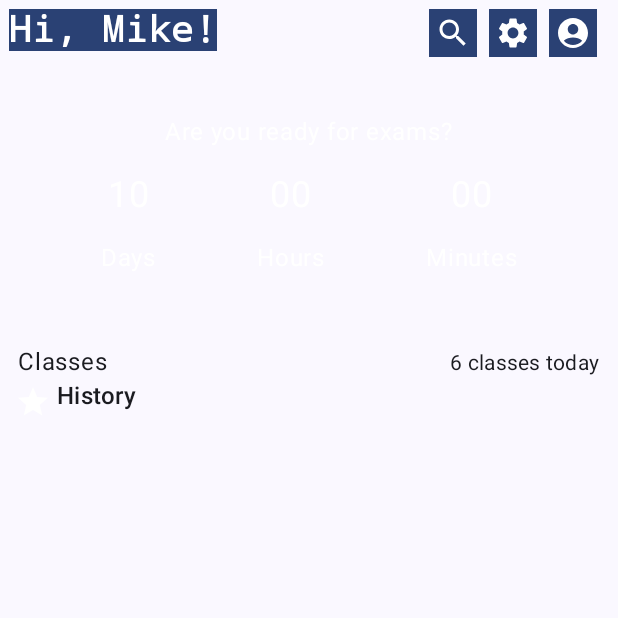
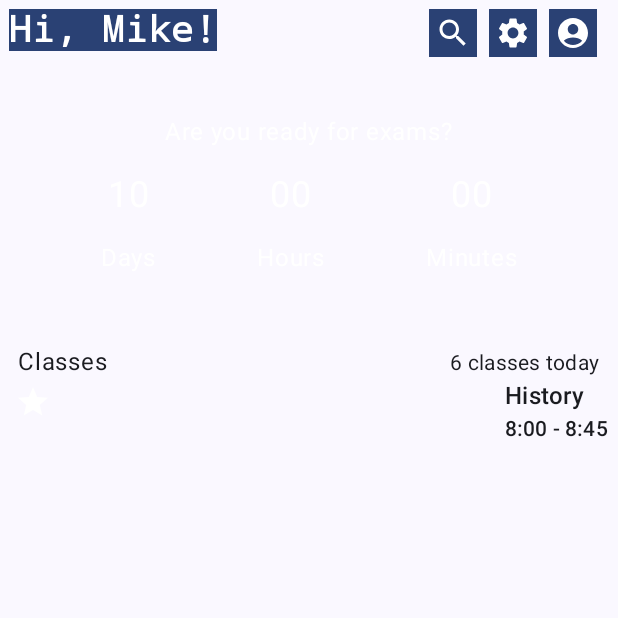
Before and after one commit to saityan/copycat, an Android app built with Jetpack Compose: the screen it shows after launch (MainActivity), on a phone screen of 412 x 824 dp, the top half of it. Run offline under Robolectric (Android 15) with nearby library versions, the phone set to English and light mode, and no system bars; our stand-ins replace accompanist.

Commit message:
Lesson row developed (work in progress).

```diff
--- a/app/src/main/java/saityan/misc/copycat/view/main_screen/lessons/LessonDesc.kt
+++ b/app/src/main/java/saityan/misc/copycat/view/main_screen/lessons/LessonDesc.kt
@@ -7,5 +7,6 @@ import androidx.compose.runtime.Composable
 fun LessonDesc() {
     Column {
         LessonName()
+        LessonTime()
     }
 }
--- /dev/null
+++ b/app/src/main/java/saityan/misc/copycat/view/main_screen/lessons/LessonTime.kt
@@ -0,0 +1,13 @@
+package saityan.misc.copycat.view.main_screen.lessons
+
+import androidx.compose.material3.Text
+import androidx.compose.runtime.Composable
+import saityan.misc.copycat.ui.theme.Typography
+
+@Composable
+fun LessonTime(lessonTime: String = "8:00 - 8:45") {
+    Text(
+        text = lessonTime,
+        style = Typography.titleSmall
+    )
+}
--- a/app/src/main/java/saityan/misc/copycat/view/main_screen/lessons/LessonsBody.kt
+++ b/app/src/main/java/saityan/misc/copycat/view/main_screen/lessons/LessonsBody.kt
@@ -1,16 +1,16 @@
 package saityan.misc.copycat.view.main_screen.lessons
 
-import androidx.compose.foundation.layout.Column
-import androidx.compose.foundation.layout.Row
-import androidx.compose.foundation.layout.fillMaxSize
-import androidx.compose.foundation.layout.fillMaxWidth
+import androidx.compose.foundation.layout.*
 import androidx.compose.runtime.Composable
 import androidx.compose.ui.Modifier
 import androidx.compose.ui.tooling.preview.Preview
 
 @Composable
 fun LessonsBody() {
-    Row(modifier = Modifier.fillMaxWidth()) {
+    Row(
+        modifier = Modifier.fillMaxWidth(),
+        horizontalArrangement = Arrangement.SpaceBetween
+    ) {
         Column {
             LessonIcon()
         }
```
